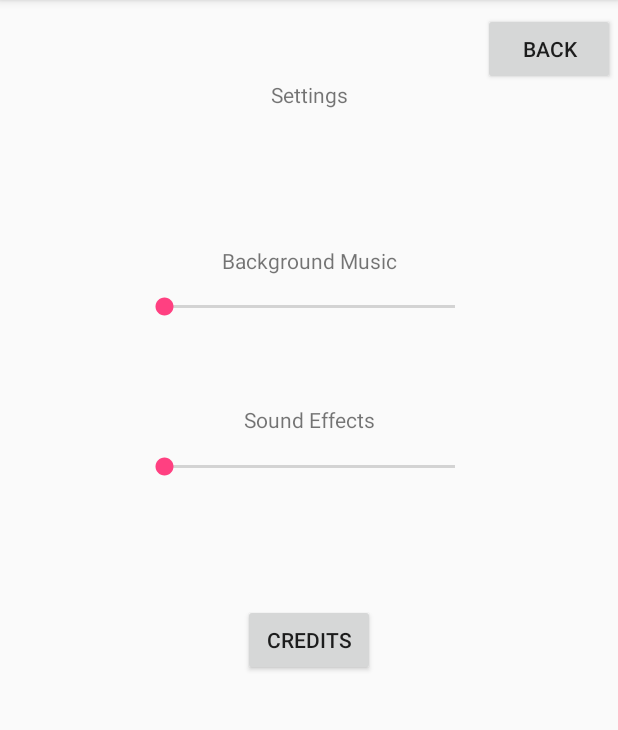
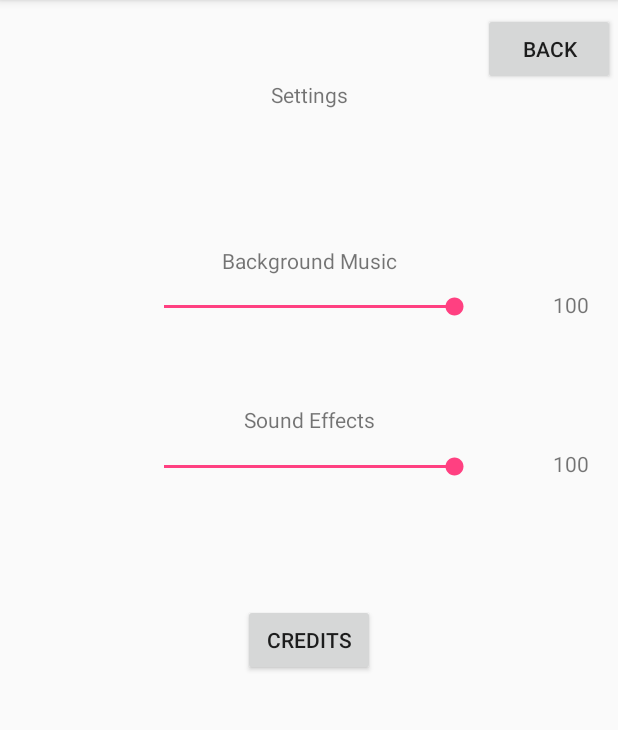
Before and after one commit to GDMSProduction/GetQuiz, an Android app: the SettingsScreen screen opened directly, with no data from a screen before it, on a phone screen of 412 x 824 dp, the part 84-814 px from its top. Run offline under Robolectric (Android 15) with nearby library versions, the phone set to English and light mode, and no system bars.

Commit message:
Put numbers on the seekbar for the Background Music and the Sound Effects, and set the bars to full when you load up the settings

```diff
--- a/TriviaGame/app/src/main/java/fullsailclass/triviagame/SettingsScreen.java
+++ b/TriviaGame/app/src/main/java/fullsailclass/triviagame/SettingsScreen.java
@@ -5,9 +5,17 @@ import android.support.v7.app.AppCompatActivity;
 import android.os.Bundle;
 import android.view.View;
 import android.widget.Button;
+import android.widget.SeekBar;
+import android.widget.TextView;
 
 public class SettingsScreen extends AppCompatActivity {
+    int progressBackMusic=100;
+    SeekBar backMusic;
+    TextView backmusicNum;
 
+    int progressSoundEffect=100;
+    SeekBar soundEffect;
+    TextView SoundEffectNum;
     @Override
     protected void onCreate(Bundle savedInstanceState) {
         super.onCreate(savedInstanceState);
@@ -15,6 +23,72 @@ public class SettingsScreen extends AppCompatActivity {
 
         configureSettingBackButton();
         configureCreditsButton();
+        configureBackMusicSeekbar();
+        configureSoundEffectSeekbar();
+
+
+
+    }
+
+    private void configureBackMusicSeekbar() {
+        backMusic= (SeekBar) findViewById(R.id.BackMusicSeekbar);
+        backMusic.setMax(100);
+        backMusic.setProgress(progressBackMusic);
+
+        backmusicNum = (TextView) findViewById(R.id.BackMusicNumText);
+        backmusicNum.setText(""+progressBackMusic);
+
+        backMusic.setOnSeekBarChangeListener(new SeekBar.OnSeekBarChangeListener(){
+
+
+            @Override
+            public void onProgressChanged(SeekBar seekBar, int i, boolean b) {
+                progressBackMusic =i;
+                backmusicNum.setText(""+progressBackMusic);
+            }
+
+            @Override
+            public void onStartTrackingTouch(SeekBar seekBar) {
+
+            }
+
+            @Override
+            public void onStopTrackingTouch(SeekBar seekBar) {
+
+            }
+        });
+
+
+    }
+    private void configureSoundEffectSeekbar() {
+        soundEffect= (SeekBar) findViewById(R.id.SoundEffectsSeekbar);
+        soundEffect.setMax(100);
+        soundEffect.setProgress(progressSoundEffect);
+
+        SoundEffectNum = (TextView) findViewById(R.id.SoundEffectsNumText);
+        SoundEffectNum.setText(""+progressSoundEffect);
+
+        soundEffect.setOnSeekBarChangeListener(new SeekBar.OnSeekBarChangeListener(){
+
+
+            @Override
+            public void onProgressChanged(SeekBar seekBar, int i, boolean b) {
+                progressSoundEffect =i;
+                SoundEffectNum.setText(""+progressSoundEffect);
+            }
+
+            @Override
+            public void onStartTrackingTouch(SeekBar seekBar) {
+
+            }
+
+            @Override
+            public void onStopTrackingTouch(SeekBar seekBar) {
+
+            }
+        });
+
+
     }
 
     public void configureSettingBackButton() {
--- a/TriviaGame/app/src/main/res/layout/activity_settings_screen.xml
+++ b/TriviaGame/app/src/main/res/layout/activity_settings_screen.xml
@@ -20,7 +20,17 @@
         app:layout_constraintVertical_bias="0.071" />
 
     <SeekBar
-        android:id="@+id/BackMusicDial"
+        android:id="@+id/BackMusicSeekbar"
+        android:layout_width="226dp"
+        android:layout_height="22dp"
+        app:layout_constraintBottom_toBottomOf="parent"
+        app:layout_constraintLeft_toLeftOf="parent"
+        app:layout_constraintRight_toRightOf="parent"
+        app:layout_constraintTop_toTopOf="parent"
+        app:layout_constraintVertical_bias="0.259" />
+
+    <SeekBar
+        android:id="@+id/SoundEffectsSeekbar"
         android:layout_width="226dp"
         android:layout_height="22dp"
         app:layout_constraintBottom_toBottomOf="parent"
@@ -28,16 +38,6 @@
         app:layout_constraintRight_toRightOf="parent"
         app:layout_constraintTop_toTopOf="parent"
         app:layout_constraintVertical_bias="0.402" />
-
-    <SeekBar
-        android:id="@+id/SoundEffectsDial"
-        android:layout_width="226dp"
-        android:layout_height="22dp"
-        app:layout_constraintBottom_toBottomOf="parent"
-        app:layout_constraintLeft_toLeftOf="parent"
-        app:layout_constraintRight_toRightOf="parent"
-        app:layout_constraintTop_toTopOf="parent"
-        app:layout_constraintVertical_bias="0.259" />
 
     <TextView
         android:id="@+id/BackMusicText"
@@ -86,5 +86,29 @@
         app:layout_constraintTop_toTopOf="parent"
         app:layout_constraintVertical_bias="0.012" />
 
+    <TextView
+        android:id="@+id/BackMusicNumText"
+        android:layout_width="wrap_content"
+        android:layout_height="wrap_content"
+        android:text="TextView"
+        app:layout_constraintBottom_toBottomOf="parent"
+        app:layout_constraintHorizontal_bias="0.95"
+        app:layout_constraintLeft_toLeftOf="parent"
+        app:layout_constraintRight_toRightOf="parent"
+        app:layout_constraintTop_toTopOf="parent"
+        app:layout_constraintVertical_bias="0.258" />
+
+    <TextView
+        android:id="@+id/SoundEffectsNumText"
+        android:layout_width="wrap_content"
+        android:layout_height="wrap_content"
+        android:text="TextView"
+        app:layout_constraintBottom_toBottomOf="parent"
+        app:layout_constraintHorizontal_bias="0.95"
+        app:layout_constraintLeft_toLeftOf="parent"
+        app:layout_constraintRight_toRightOf="parent"
+        app:layout_constraintTop_toTopOf="parent"
+        app:layout_constraintVertical_bias="0.4" />
+
 
 </android.support.constraint.ConstraintLayout>
```
